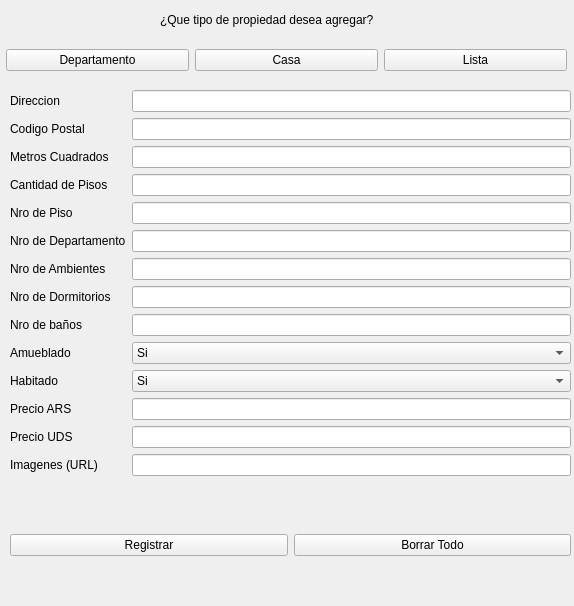
This is Propiedades.ui in MateMar04/TP-Qt as Qt 5 draws it before an edit. The edited form follows.
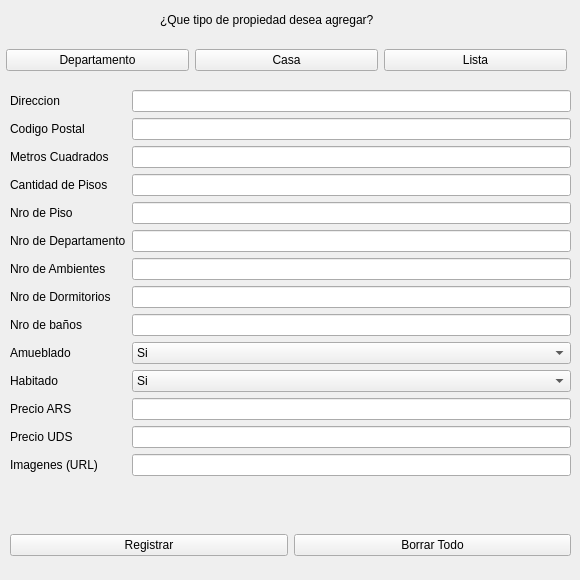
This is the edited form. Icons and pictures are not drawn.

Commit message: Correcciones de ventanas y alquiler

```diff
--- a/Propiedades.ui
+++ b/Propiedades.ui
@@ -6,10 +6,22 @@
    <rect>
     <x>0</x>
     <y>0</y>
-    <width>574</width>
-    <height>606</height>
+    <width>580</width>
+    <height>580</height>
    </rect>
   </property>
+  <property name="minimumSize">
+   <size>
+    <width>580</width>
+    <height>580</height>
+   </size>
+  </property>
+  <property name="maximumSize">
+   <size>
+    <width>580</width>
+    <height>580</height>
+   </size>
+  </property>
   <property name="windowTitle">
    <string>Propiedades</string>
   </property>
```
The commit also changes 2 other files.
